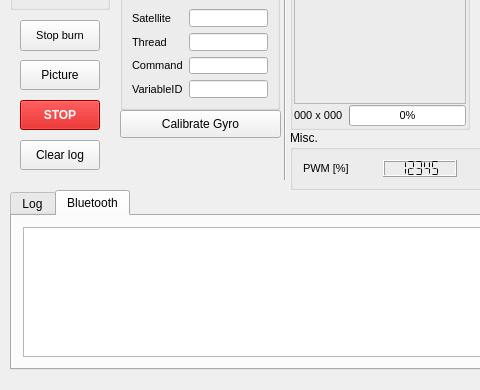
The window that groundstation.ui (Angele-/FloatSat_GroundStation) describes before a commit, drawn with Qt 5; both pictures show x 0 to 480 and y 310 to 700 of the 1351 by 700 pixel window.
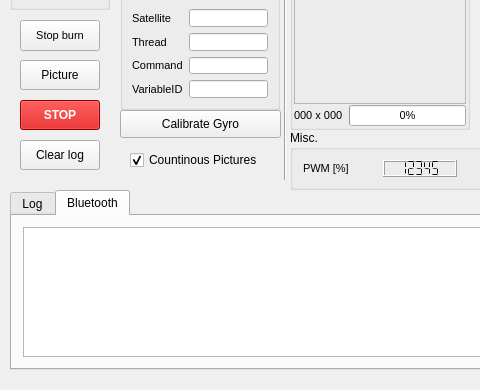
The same window after the commit. Custom widgets are drawn as their Qt base class.

The edit to the form file:
```diff
--- a/groundstation.ui
+++ b/groundstation.ui
@@ -1675,6 +1675,22 @@
      <string>Calibrate Gyro</string>
     </property>
    </widget>
+   <widget class="QCheckBox" name="checkBox">
+    <property name="geometry">
+     <rect>
+      <x>130</x>
+      <y>460</y>
+      <width>141</width>
+      <height>20</height>
+     </rect>
+    </property>
+    <property name="text">
+     <string>Countinous Pictures</string>
+    </property>
+    <property name="checked">
+     <bool>true</bool>
+    </property>
+   </widget>
   </widget>
  </widget>
  <layoutdefault spacing="6" margin="11"/>
```
